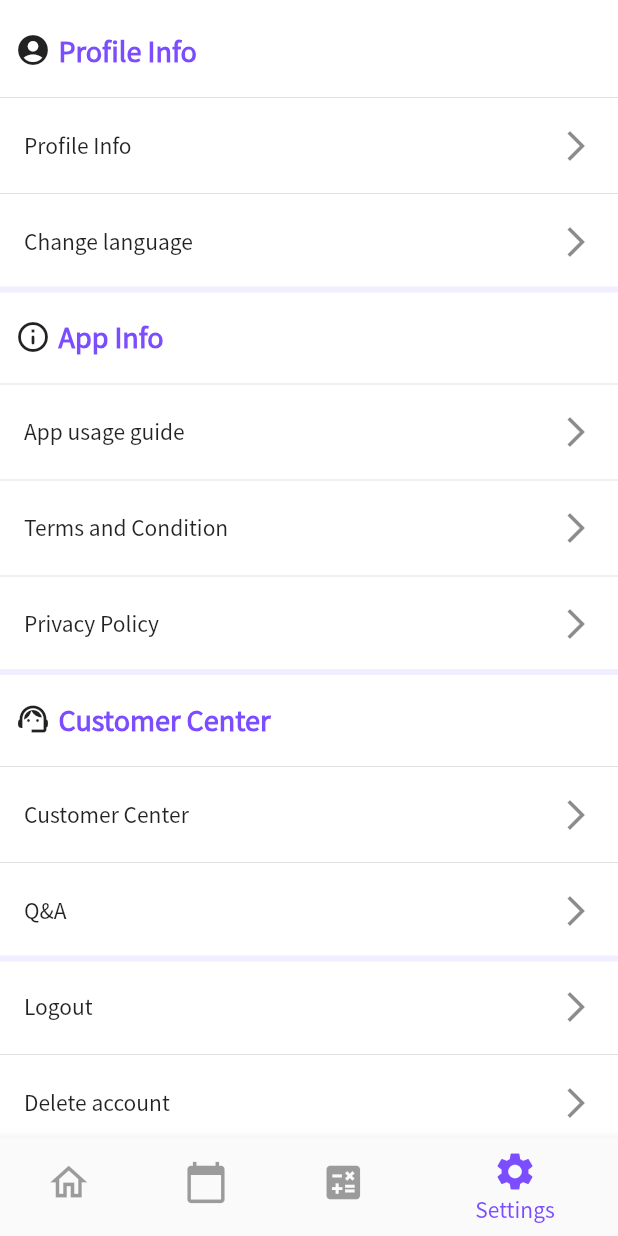
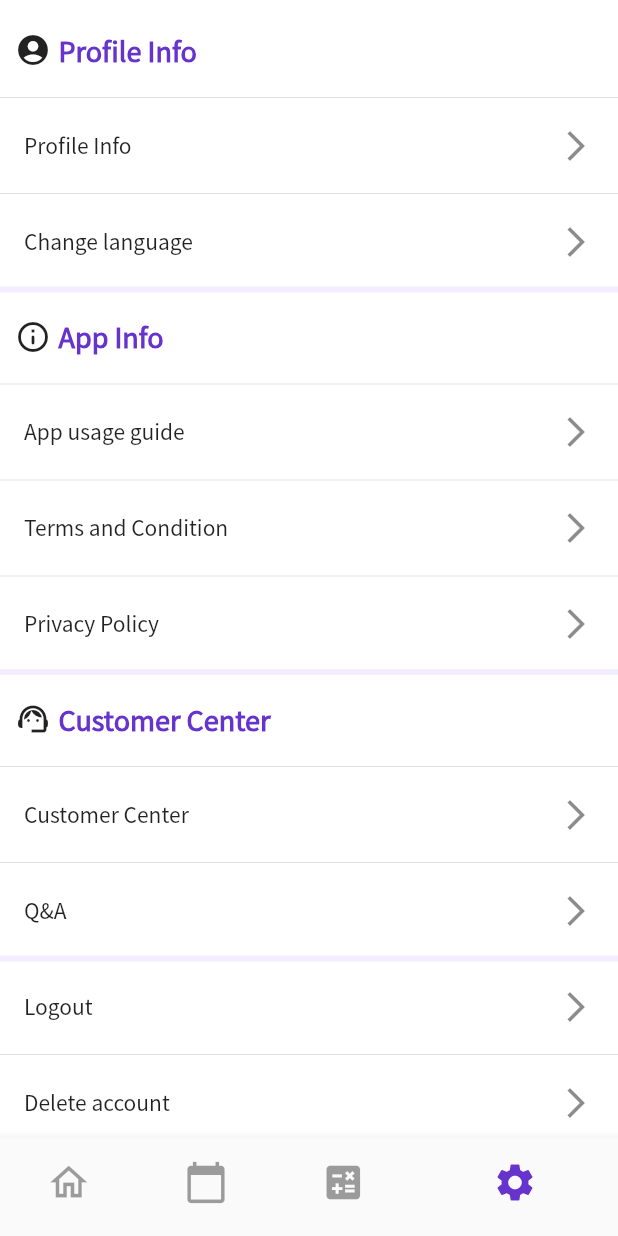
Before and after one commit to uz-devs/workoutnote-mobile, a Flutter app: the NavController screen opened directly, item 4 of the bottom bar chosen, on a phone screen of 412 x 824 dp. Run offline on Flutter 3.47's test engine with Material 2 defaults, Android fonts, the phone set to English and light mode, and no system bars; our stand-ins replace flutter_svg, fluttertoast, shared_preferences, table_calendar; missing offline and left inert: flutter_inappwebview; accounts and stored records are empty; network calls fail.

Commit message:
calendar view done

```diff
--- a/lib/main.dart
+++ b/lib/main.dart
@@ -37,7 +37,6 @@ class MyApp extends StatelessWidget {
 
         fontFamily: 'NotoSansKR',
         focusColor: Color.fromRGBO(102, 51, 204, 1),
-        cursorColor: Color.fromRGBO(102, 51, 204, 1)
     ),
     home: userPreferences!.getString("sessionKey")==null?AuthScreen():NavController(),
 
--- a/lib/providers/calendar provider.dart
+++ b/lib/providers/calendar provider.dart
@@ -11,6 +11,7 @@ import 'package:workoutnote/utils/utils.dart';
 
 class CalendarProvider extends ChangeNotifier{
  List<WorkOut> _workOuts = [];
+ DateTime? selectedDate;
  int _responseCode1 = 0;
  bool _requestDone1 = false;
 
--- a/lib/providers/create workout provider.dart
+++ b/lib/providers/create workout provider.dart
@@ -16,6 +16,8 @@ class CreateWorkoutProvider extends ChangeNotifier {
   String mins = "00";
   String hrs = "00";
   StreamSubscription? timerSubscription;
+
+  bool  boq = false;
 
   List<EditableLift> _selectedLifts = [];
   EditableLift? _unselectedLift = EditableLift();
@@ -110,9 +112,9 @@ class CreateWorkoutProvider extends ChangeNotifier {
     notifyListeners();
   }
 
-  Future<void> startTimer() async {
+  void startTimer()   {
     var timerStream = stopWatchStream();
-    timerSubscription = timerStream.listen((int newTick) async {
+    timerSubscription =  timerStream.listen((int newTick) async {
       duration = newTick;
       hrs = ((newTick / (60 * 60)) % 60).floor().toString().padLeft(2, '0');
       mins = ((newTick / 60) % 60).floor().toString().padLeft(2, '0');
@@ -120,7 +122,9 @@ class CreateWorkoutProvider extends ChangeNotifier {
       await saveTimeToSharedPreference(newTick.toInt());
 
       notifyListeners();
+
     });
+    notifyListeners();
   }
 
   Stream<int> stopWatchStream() {
@@ -179,7 +183,6 @@ class CreateWorkoutProvider extends ChangeNotifier {
         notifyListeners();
       });
     else {
-
       print("eferfqef");
       timerSubscription = null;
       hrs = "00";
--- a/lib/ui/home screen.dart
+++ b/lib/ui/home screen.dart
@@ -65,7 +65,7 @@ class _HomeScreenState extends State<HomeScreen> {
       }
       else {
         index = index - 2;
-        return WorkOutNote(widget.height, navProvider.workOuts[index]);
+        return WorkOutNote(widget.height, navProvider.workOuts[index], 1);
       }
       });
   }
--- a/lib/ui/language  change screen.dart
+++ b/lib/ui/language  change screen.dart
@@ -39,7 +39,7 @@ class _LanguageChangeScreenState extends State<LanguageChangeScreen> {
         ),
         automaticallyImplyLeading: false,
         backgroundColor: Colors.white,
-        title: Text("${languagesettingsscreenTitle[configProvider.activeLanguage()]}",  style: TextStyle(color: Colors.deepPurpleAccent),),
+        title: Text("${languagesettingsscreenTitle[configProvider.activeLanguage()]}",  style: TextStyle(color:  Color.fromRGBO(102, 51, 204, 1)),),
       ),
 
       body: Consumer<ConfigProvider>(builder: (context, config, widget) {
--- a/lib/ui/nav controller.dart
+++ b/lib/ui/nav controller.dart
@@ -26,7 +26,7 @@ class _NavControllerState extends State<NavController> {
     double width = MediaQuery.of(context).size.width;
     var screens = [_buildHomeScreen(height, width), _buildCalendarScreen(height),  _builCalculateScreen(height), _buildSettingsScreen(height),];
 
-    if(_selectedIndex == 0 ||  _selectedIndex ==1 || _selectedIndex == 2)
+    if(_selectedIndex == 0  || _selectedIndex == 2)
       backGroundColor =  Color.fromRGBO(231, 223, 247, 1);
 
     else backGroundColor = Color.fromRGBO(255, 255, 255, 1);
@@ -37,6 +37,9 @@ class _NavControllerState extends State<NavController> {
       body: screens[_selectedIndex],
       bottomNavigationBar: BottomNavigationBar(
 
+        showSelectedLabels: false,
+        showUnselectedLabels: false,
+
         items: const <BottomNavigationBarItem>[
         BottomNavigationBarItem(icon: Icon(Icons.home_outlined,  size: 30,), label: "Home"),
         BottomNavigationBarItem(icon: Icon(Icons.calendar_today,  size: 30,), label: "Calendar"),
@@ -45,7 +48,7 @@ class _NavControllerState extends State<NavController> {
 
       ],
         onTap: _onItemSelected,
-        selectedItemColor: Colors.deepPurpleAccent,
+        selectedItemColor:  Color.fromRGBO(102, 51, 204, 1),
         currentIndex: _selectedIndex,
 
         unselectedItemColor: Colors.black38,
--- a/lib/ui/settings  screen.dart
+++ b/lib/ui/settings  screen.dart
@@ -43,7 +43,7 @@ class _SeetingsScreenState extends State<SeetingsScreen> {
                     margin: EdgeInsets.only(left: 5.0),
                     child: Text(
                       "${profileInfo[configProvider.activeLanguage()]}",
-                      style: TextStyle(fontWeight: FontWeight.bold,  color: Colors.deepPurpleAccent, fontSize: 18),
+                      style: TextStyle(fontWeight: FontWeight.bold,  color: Color.fromRGBO(102, 51, 204, 1), fontSize: 18),
                     ),
                   ),
                 ],
@@ -82,7 +82,7 @@ class _SeetingsScreenState extends State<SeetingsScreen> {
                     margin: EdgeInsets.only(left: 5.0),
                     child: Text(
                       "${appInfo[configProvider.activeLanguage()]}",
-                      style: TextStyle(fontWeight: FontWeight.bold,  color: Colors.deepPurpleAccent,  fontSize: 18),
+                      style: TextStyle(fontWeight: FontWeight.bold,  color: Color.fromRGBO(102, 51, 204, 1),  fontSize: 18),
                     ),
                   ),
                 ],
@@ -123,7 +123,7 @@ class _SeetingsScreenState extends State<SeetingsScreen> {
                     margin: EdgeInsets.only(left: 5.0),
                     child: Text(
                       "${customerCenter[configProvider.activeLanguage()]}",
-                      style: TextStyle(fontWeight: FontWeight.bold,  color: Colors.deepPurpleAccent,  fontSize: 18),
+                      style: TextStyle(fontWeight: FontWeight.bold,  color:  Color.fromRGBO(102, 51, 204, 1),  fontSize: 18),
                     ),
                   ),
                 ],
```
Also changed, not shown: lib/ui/calendar screen.dart (+18 -52 lines), lib/ui/profile update screen.dart (+19 -10 lines), lib/ui/widgets/work out  note card.dart (+6 -2 lines), lib/ui/widgets/workout  create card.dart (+7 -2 lines).
